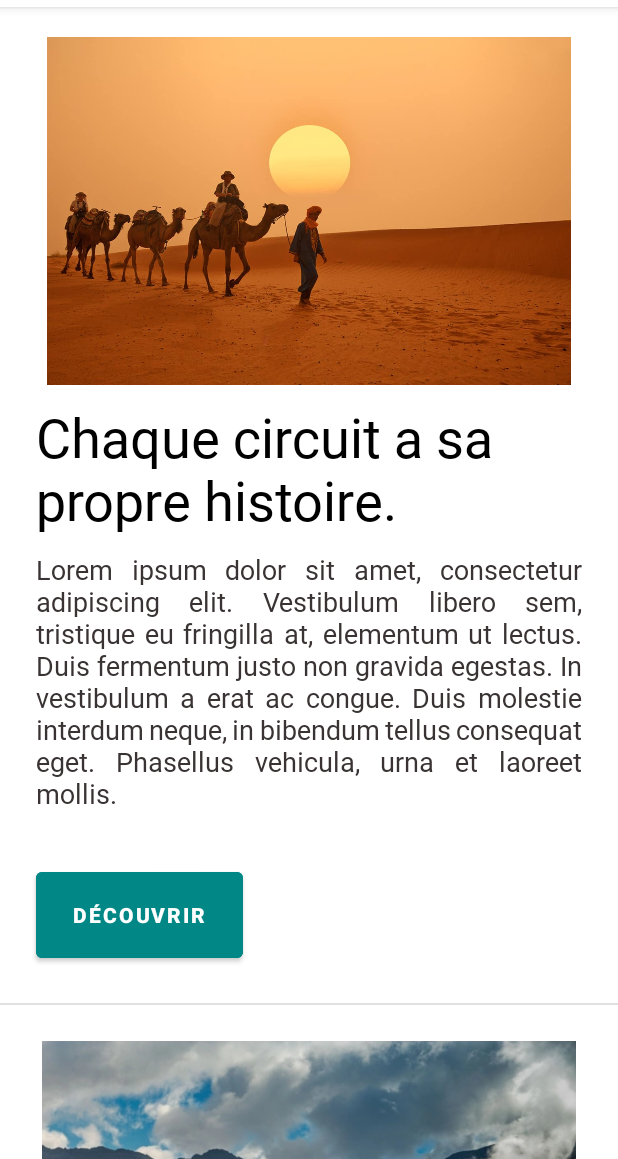
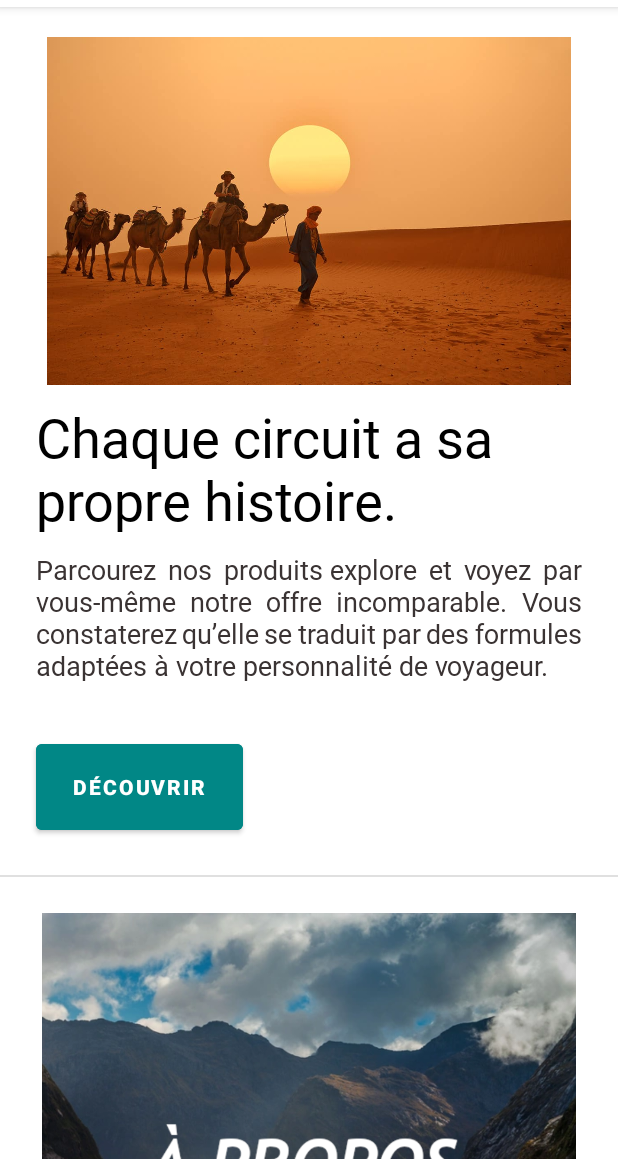
Before and after one commit to rjmo/Circuits, an Android app: the screen it shows after launch (AccueilActivity), on a phone screen of 412 x 824 dp, the part 77-1236 px from its top. Run offline under Robolectric (Android 15) with nearby library versions, the light colour scheme and no system bars.

Commit message:
changement du text

```diff
--- a/app/src/main/res/layout/activity_accueil.xml
+++ b/app/src/main/res/layout/activity_accueil.xml
@@ -112,7 +112,7 @@
                 android:fontFamily="@font/roboto"
                 android:justificationMode="inter_word"
                 android:paddingTop="10dp"
-                android:text="Lorem ipsum dolor sit amet, consectetur adipiscing elit. Vestibulum libero sem, tristique eu fringilla at, elementum ut lectus. Duis fermentum justo non gravida egestas. In vestibulum a erat ac congue. Duis molestie interdum neque, in bibendum tellus consequat eget. Phasellus vehicula, urna et laoreet mollis."
+                android:text="Parcourez nos produits explore et voyez par vous-même notre offre incomparable. Vous constaterez qu’elle se traduit par des formules adaptées à votre personnalité de voyageur."
                 android:textColor="#3A3333"
                 android:textSize="18sp" />
 
@@ -152,12 +152,11 @@
                     android:id="@+id/textView7"
                     android:layout_width="match_parent"
                     android:layout_height="wrap_content"
-                    android:justificationMode="inter_word"
                     android:paddingLeft="24dp"
                     android:paddingTop="14dp"
                     android:paddingRight="24dp"
                     android:paddingBottom="24dp"
-                    android:text="@string/apropos"
+                    android:text="Notre plus grande ambition ? Vous accompagner au cœur des traditions afin que vous puissiez vivre les plus belles expériences de voyage de votre vie ! Partez la tête tranquille vers de nouveaux horizons et laissez-vous bercer par les nombreux attraits de la destination de votre choix."
                     android:textColor="#3A3333"
                     android:textSize="18sp"
                     tools:textAlignment="textStart" />
@@ -194,7 +193,7 @@
                     android:layout_height="wrap_content"
                     android:fontFamily="@font/roboto"
                     android:paddingLeft="24dp"
-                    android:text="Lorem Ipsum"
+                    android:text="Voyage organisé en Égypte"
                     android:textColor="#3A3333"
                     android:textSize="24sp" />
 
@@ -216,7 +215,7 @@
                     android:paddingLeft="24dp"
                     android:paddingRight="24dp"
                     android:paddingBottom="24dp"
-                    android:text="@string/apropos"
+                    android:text="Un voyage complet qui vous fera remonter le temps de l’ancien empire en passant par le Caire et ses légendaires pyramides jusqu’au site de l’ancien phare d’Alexandrie considéré comme l’une des 7 merveilles du monde de l’Antiquité. Vous frissonnerez face à la richesse architecturale du temple d’Abou Simbel, serez émerveillés par les eaux cristallines de la mer Rouge et subjugués par la beauté du tombeau de Néfertari."
                     android:textColor="#3A3333"
                     android:textSize="18sp" />
 
--- a/app/src/main/res/values/strings.xml
+++ b/app/src/main/res/values/strings.xml
@@ -20,6 +20,5 @@
     <string name="invalid_username">Nom utilisateur non valide</string>
     <string name="invalid_password">Mot de passe doit être > 6 caractères</string>
     <string name="login_failed">"Connexion non réussi"</string>
-    <string name="apropos">"Lorem ipsum dolor sit amet, consectetur adipiscing elit. Fusce vel ligula facilisis, aliquet ligula in, aliquet turpis. Nullam at lectus lacus. Orci varius natoque penatibus et magnis dis parturient montes, nascetur ridiculus mus. In hac habitasse platea dictumst. Sed non sapien faucibus, vehicula nisi sit amet, accumsan tortor. Orci varius natoque penatibus et magnis dis parturient montes, nascetur ridiculus mus. Donec cursus lacus nunc, finibus dignissim dui gravida quis. Etiam quis lacinia elit."</string>
 
 </resources>
```
